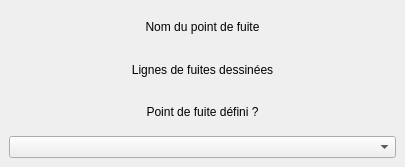
The window that src/QLabelling/qt/QArrangementLabellingVanishingPointsWidget.ui (oliviertournaire/QLabelling) describes before a commit, drawn with Qt 5.
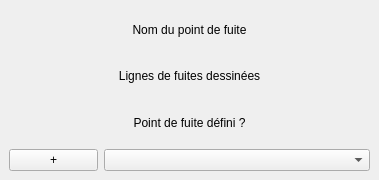
The same window after the commit. Icons and pictures are not drawn.

Commit message: a mode for removing vanishing points added to QLabelling; also multi vanishing Points now working;QComboBox for selection of a Vanishing Point is working

```diff
--- a/src/QLabelling/qt/QArrangementLabellingVanishingPointsWidget.ui
+++ b/src/QLabelling/qt/QArrangementLabellingVanishingPointsWidget.ui
@@ -6,8 +6,8 @@
    <rect>
     <x>0</x>
     <y>0</y>
-    <width>405</width>
-    <height>167</height>
+    <width>379</width>
+    <height>180</height>
    </rect>
   </property>
   <property name="windowTitle">
@@ -16,26 +16,25 @@
   <widget class="QWidget" name="dockWidgetContents">
    <layout class="QVBoxLayout" name="verticalLayout">
     <item>
-     <widget class="QLabel" name="label_2">
+     <layout class="QGridLayout" name="gridLayout">
+      <property name="sizeConstraint">
+       <enum>QLayout::SetDefaultConstraint</enum>
+      </property>
+      <item row="3" column="0">
+       <widget class="QPushButton" name="plusbutton">
       <property name="text">
-       <string>Nom du point de fuite</string>
-      </property>
-      <property name="alignment">
-       <set>Qt::AlignCenter</set>
-      </property>
-     </widget>
-    </item>
-    <item>
-     <widget class="QLabel" name="label_3">
-      <property name="text">
-       <string>Lignes de fuites dessinées</string>
-      </property>
-      <property name="alignment">
-       <set>Qt::AlignCenter</set>
-      </property>
-     </widget>
-    </item>
-    <item>
+         <string>+</string>
+        </property>
+       </widget>
+      </item>
+      <item row="3" column="1" colspan="3">
+       <widget class="QComboBox" name="comboBox">
+        <property name="editable">
+         <bool>false</bool>
+        </property>
+       </widget>
+      </item>
+      <item row="2" column="0" colspan="4">
      <widget class="QLabel" name="label_4">
       <property name="text">
        <string>Point de fuite défini ?</string>
@@ -45,8 +44,27 @@
       </property>
      </widget>
     </item>
-    <item>
-     <widget class="QComboBox" name="comboBox"/>
+      <item row="1" column="0" colspan="4">
+       <widget class="QLabel" name="label_3">
+        <property name="text">
+         <string>Lignes de fuites dessinées</string>
+        </property>
+        <property name="alignment">
+         <set>Qt::AlignCenter</set>
+        </property>
+       </widget>
+      </item>
+      <item row="0" column="0" colspan="4">
+       <widget class="QLabel" name="label_2">
+        <property name="text">
+         <string>Nom du point de fuite</string>
+        </property>
+        <property name="alignment">
+         <set>Qt::AlignCenter</set>
+        </property>
+       </widget>
+      </item>
+     </layout>
     </item>
    </layout>
   </widget>
```
Lines whose indentation alone changed are shown as unchanged. The commit also changes 5 other files.
